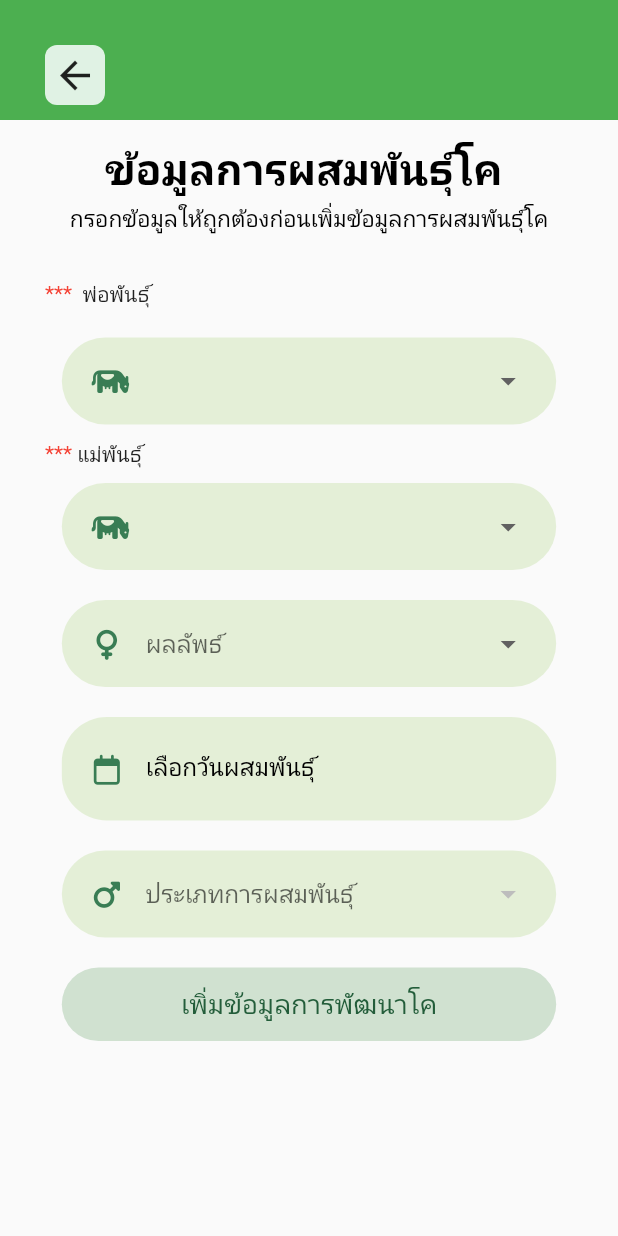
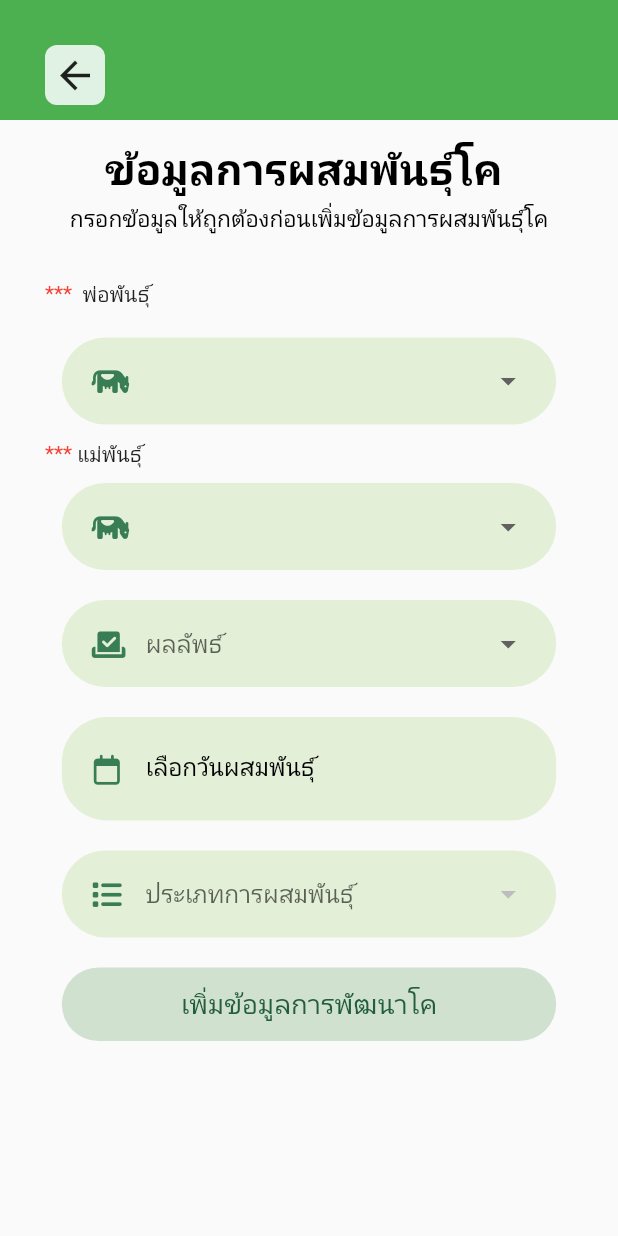
Before and after one commit to itsci-mju/cow_management_system, a Flutter app: the AddHybridization screen opened directly with empty values, on a phone screen of 412 x 824 dp. Run offline on Flutter 3.47's test engine with Material 2 defaults, Android fonts, the light colour scheme and no system bars; our stand-ins replace bottom_navy_bar, custom_radio_grouped_button, firebase_core, firebase_storage, flutter_multi_formatter, flutter_slidable and 4 more; missing offline and left inert: age_calculator, filter_list; accounts and stored records are empty; network calls fail.

Commit message:
Edit Hybridization (icon)
แก้ไข icon หน้า add Hybridization

```diff
--- a/sources/cow_mange/lib/AddHybridization.dart
+++ b/sources/cow_mange/lib/AddHybridization.dart
@@ -6,6 +6,7 @@ import 'package:cow_mange/Function/Function.dart';
 import 'package:cow_mange/class/Farm.dart';
 import 'package:cow_mange/class/Hybridization.dart';
 import 'package:cow_mange/class/Typehybridization.dart';
+import 'package:cow_mange/validators.dart';
 import 'package:flutter/material.dart';
 
 import 'package:cow_mange/class/Cow.dart';
@@ -188,10 +189,13 @@ class _AddHybridizationState extends State<AddHybridization> {
   }
 
   @override
+  final _formKey = GlobalKey<FormState>();
   Widget build(BuildContext context) {
     Size size = MediaQuery.of(context).size;
     return Scaffold(
       body: SingleChildScrollView(
+          child: Form(
+        key: _formKey,
         child: Column(
           children: [
             Container(
@@ -210,7 +214,8 @@ class _AddHybridizationState extends State<AddHybridization> {
                           child: Container(
                               padding: const EdgeInsets.all(5),
                               decoration: BoxDecoration(
-                                color: const Color.fromARGB(255, 224, 242, 228),
+                                  color:
+                                      const Color.fromARGB(255, 224, 242, 228),
                                   borderRadius: BorderRadius.circular(8.0)),
                               child: const Icon(
                                 Icons.arrow_back,
@@ -248,7 +253,9 @@ class _AddHybridizationState extends State<AddHybridization> {
                         child: Text(
                             "กรอกข้อมูลให้ถูกต้องก่อนเพิ่มข้อมูลการผสมพันธุ์โค",
                             style: TextStyle(
-                              fontSize: 15, color: Colors.black, height: 1.5)),
+                                fontSize: 15,
+                                color: Colors.black,
+                                height: 1.5)),
                       ),
                     ],
                   ),
@@ -295,6 +302,8 @@ class _AddHybridizationState extends State<AddHybridization> {
                       id_bul_cow = newValue!;
                     });
                   },
+                  validator:
+                      Validators.contains_1text("----", "กรุณาเลือกพ่อพันธุ์"),
                   decoration: InputDecoration(
                     hintText: list_bull[0].toString(),
                     hintStyle: const TextStyle(color: Colors.black),
@@ -347,6 +356,8 @@ class _AddHybridizationState extends State<AddHybridization> {
                       id_cow_cow = newValue!;
                     });
                   },
+                  validator:
+                      Validators.contains_1text("----", "กรุณาเลือกแม่พันธุ์"),
                   decoration: InputDecoration(
                     hintText: list_cow[0].toString(),
                     hintStyle: const TextStyle(color: Colors.black),
@@ -384,7 +395,7 @@ class _AddHybridizationState extends State<AddHybridization> {
                     hintText: 'ผลลัพธ์',
                     hintStyle: TextStyle(color: Colors.black),
                     icon: Icon(
-                    FontAwesomeIcons.venus,
+                      FontAwesomeIcons.checkToSlot,
                       color: Color(0XFF397D54),
                       size: 20,
                     ),
@@ -396,7 +407,8 @@ class _AddHybridizationState extends State<AddHybridization> {
             date_of_birth(text_result),
             Container(
                 margin: const EdgeInsets.symmetric(vertical: 10),
-              padding: const EdgeInsets.symmetric(horizontal: 20, vertical: 5),
+                padding:
+                    const EdgeInsets.symmetric(horizontal: 20, vertical: 5),
                 width: size.width * 0.8,
                 decoration: BoxDecoration(
                     borderRadius: BorderRadius.circular(30),
@@ -463,7 +475,7 @@ class _AddHybridizationState extends State<AddHybridization> {
                     hintText: 'ประเภทการผสมพันธุ์',
                     hintStyle: TextStyle(color: Colors.black),
                     icon: Icon(
-                    FontAwesomeIcons.mars,
+                      FontAwesomeIcons.list,
                       color: Color(0XFF397D54),
                       size: 20,
                     ),
@@ -507,17 +519,20 @@ class _AddHybridizationState extends State<AddHybridization> {
               borderRadius: BorderRadius.circular(30),
               child: Container(
                 margin: const EdgeInsets.symmetric(vertical: 10),
-              padding: const EdgeInsets.symmetric(horizontal: 20, vertical: 12),
+                padding:
+                    const EdgeInsets.symmetric(horizontal: 20, vertical: 12),
                 width: size.width * 0.8,
                 decoration: BoxDecoration(
                     borderRadius: BorderRadius.circular(30),
-                  color: const Color.fromARGB(255, 34, 120, 37).withAlpha(50)),
+                    color:
+                        const Color.fromARGB(255, 34, 120, 37).withAlpha(50)),
                 alignment: Alignment.center,
                 child: const Text('เพิ่มข้อมูลการพัฒนาโค',
                     style: TextStyle(color: Color(0xff235d3a), fontSize: 18)),
               ),
             ),
           ],
+        ),
       )),
     );
   }
--- a/sources/cow_mange/lib/AddVaccine.dart
+++ b/sources/cow_mange/lib/AddVaccine.dart
@@ -482,7 +482,7 @@ class _AddVaccineState extends State<AddVaccine> {
                         child: TextFormField(
                           controller: date_vaccine_c,
                           readOnly: true,
-                          validator: Validators.contains_4text(
+                          validator: Validators.contains_3text(
                               "ไม่สามารถฉีดวัคซีนได้เนืองจากอายุ น้อย",
                               "วัคซีนสามารถฉีดได้ครั้งเดียวเท่านั้น",
                               "วัคซีนสามารถฉีดได้วันละครั้งเดียวเท่านั้น",
--- a/sources/cow_mange/lib/validators.dart
+++ b/sources/cow_mange/lib/validators.dart
@@ -148,7 +148,7 @@ class Validators {
     };
   }
 
-  static FormFieldValidator<String> contains_4text(String contains,
+  static FormFieldValidator<String> contains_3text(String contains,
       String contains2, String contains3, String errorMessage) {
     return (value) {
       if (value == null) return errorMessage;
@@ -156,6 +156,19 @@ class Validators {
       if (contains.contains(value) ||
           contains2.contains(value) ||
           contains3.contains(value)) {
+        return errorMessage;
+      } else {
+        return null;
+      }
+    };
+  }
+
+  static FormFieldValidator<String> contains_1text(
+      String contains, String errorMessage) {
+    return (value) {
+      if (value == null) return errorMessage;
+
+      if (contains.contains(value)) {
         return errorMessage;
       } else {
         return null;
```
Lines whose indentation alone changed are shown as unchanged.
